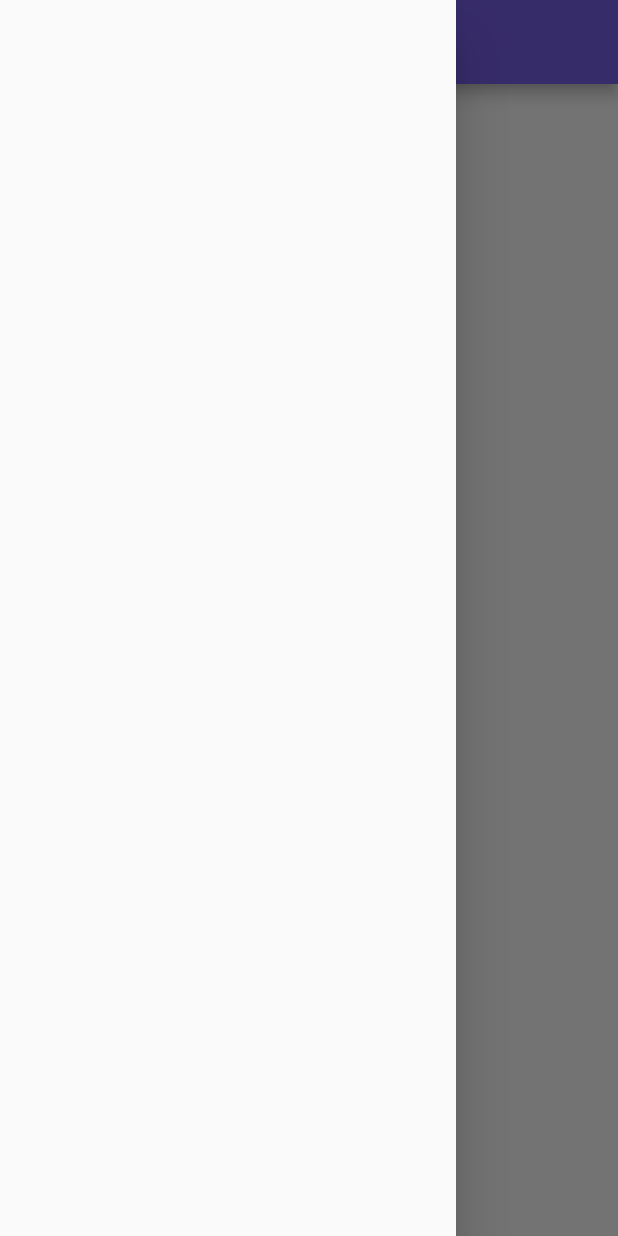
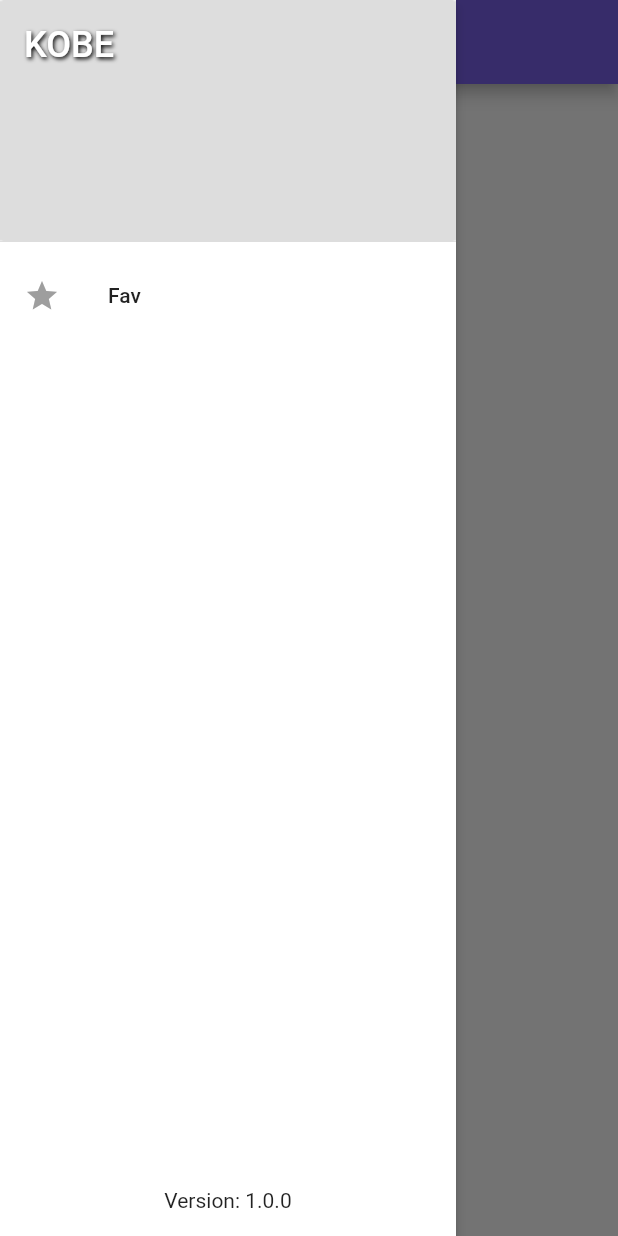
Before and after one commit to imflyn/KOBE_FLUTTER, a Flutter app: the screen it shows after launch, with the side drawer open, on a phone screen of 412 x 824 dp. Run offline on Flutter 3.47's test engine with Material 2 defaults, Android fonts, the phone set to English and light mode, and no system bars; our stand-ins replace package_info; network calls fail.

Commit message:
1.侧边栏

```diff
--- /dev/null
+++ b/lib/common/ImageHelper.dart
@@ -0,0 +1,8 @@
+class ImageHelper {
+
+
+
+  static String wrapAssets(String url) {
+    return "assets/images/" + url;
+  }
+}
--- a/lib/l10n/intl_en.arb
+++ b/lib/l10n/intl_en.arb
@@ -1,4 +1,5 @@
 {
   "app_name": "KOBE",
-  "main_page": "Main Page"
+  "main_page": "Main Page",
+  "fav": "Fav"
 }
--- a/lib/l10n/intl_zh.arb
+++ b/lib/l10n/intl_zh.arb
@@ -1,4 +1,5 @@
 {
   "app_name": "KOBE",
-  "main_page": "首页"
+  "main_page": "首页",
+  "fav": "收藏"
 }
--- /dev/null
+++ b/lib/net/ApiService.dart
@@ -0,0 +1,10 @@
+import 'dart:convert';
+
+import 'package:http/http.dart' as http;
+
+class ApiService {
+  static Future<String> getDailyImageUrl() async {
+    http.Response res = await http.get("http://cn.bing.com/HPImageArchive.aspx?format=js&idx=0&n=1");
+    return "http://www.bing.com/" + jsonDecode(res.body)['images'][0]['url'];
+  }
+}
--- a/lib/pages/MainPage.dart
+++ b/lib/pages/MainPage.dart
@@ -1,11 +1,13 @@
 import 'package:flutter/material.dart';
-import 'package:kobe_flutter/common/GlobalConfig.dart';
+import 'package:kobe_flutter/common/ImageHelper.dart';
 import 'package:kobe_flutter/generated/l10n.dart';
+import 'package:kobe_flutter/net/ApiService.dart';
+import 'package:package_info/package_info.dart';
 
 class MainPage extends StatefulWidget {
   @override
   State<StatefulWidget> createState() {
-    return new _HomePageState();
+    return _HomePageState();
   }
 }
 
@@ -22,14 +24,91 @@ class _HomePageState extends State<MainPage> {
 
   @override
   Widget build(BuildContext context) {
-    return MaterialApp(
-        theme: new ThemeData(primaryColor: GlobalConfig.colorPrimary),
-        home: Scaffold(
-          appBar: new AppBar(
-            title: new Text(S.of(context).main_page),
-          ),
-          drawer: new Drawer(),
-          // bottomNavigationBar: new BottomNavigationBar(items: null),
-        ));
+    return Scaffold(
+      appBar: AppBar(
+        title: Text(S.of(context).main_page),
+      ),
+      drawer: _MyDrawer(),
+      // bottomNavigationBar: new BottomNavigationBar(items: null),
+    );
   }
 }
+
+class _MyDrawer extends StatefulWidget {
+  @override
+  State<StatefulWidget> createState() {
+    return _DrawerState();
+  }
+}
+
+class _DrawerState extends State<_MyDrawer> {
+  String version = '';
+  String imageUrl = '';
+
+  @override
+  void initState() {
+    super.initState();
+    _getVersion();
+    _getImageUrl();
+  }
+
+  @override
+  void dispose() {
+    super.dispose();
+  }
+
+  String _getVersion() {
+    PackageInfo.fromPlatform().then((PackageInfo packageInfo) {
+      setState(() {
+        version = packageInfo.version;
+      });
+    });
+  }
+
+  String _getImageUrl() {
+    ApiService.getDailyImageUrl().then((String url) {
+      setState(() {
+        imageUrl = url;
+      });
+    });
+  }
+
+  @override
+  Widget build(BuildContext context) {
+    return Drawer(
+      elevation: 3,
+      child: Container(
+        padding: EdgeInsets.zero,
+        color: Colors.white,
+        child: Column(
+          children: [
+            Expanded(
+                child: ListView(
+              padding: EdgeInsets.zero,
+              children: [
+                DrawerHeader(
+                  decoration: BoxDecoration(
+                    image: DecorationImage(
+                        image: imageUrl == '' ? AssetImage(ImageHelper.wrapAssets('icon_image_default.png')) : NetworkImage(imageUrl), fit: BoxFit.fill),
+                  ),
+                  child: Text(
+                    'KOBE',
+                    style: TextStyle(fontSize: 24, color: Colors.white, shadows: [Shadow(color: Colors.black, offset: Offset(1, 1), blurRadius: 3)]),
+                  ),
+                ),
+                ListTile(
+                  title: Text(S.of(context).fav),
+                  leading: Icon(
+                    Icons.star,
+                    color: Colors.grey,
+                  ),
+                ),
+              ],
+            )),
+            Padding(padding: EdgeInsets.only(bottom: 16), child: Text("Version: $version"))
+          ],
+        ),
+      ),
+    );
+  }
+}
```
Also changed, not shown: pubspec.yaml (+5 -3 lines), assets/images/icon_image_default.png (added), lib/generated/intl/messages_en.dart, lib/generated/intl/messages_zh.dart, lib/generated/l10n.dart, pubspec.lock.
